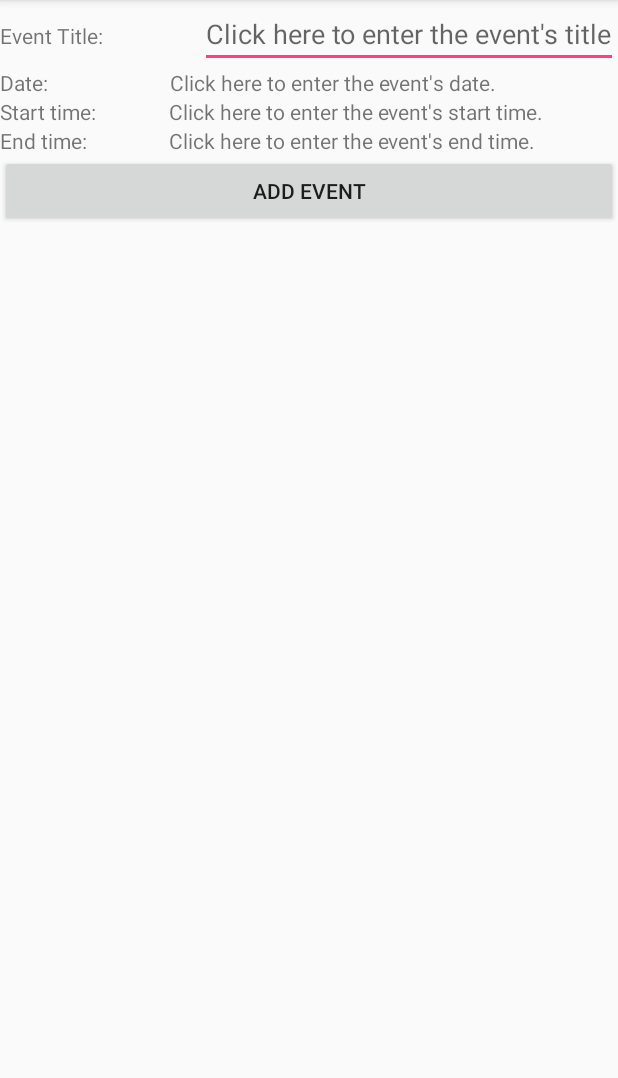
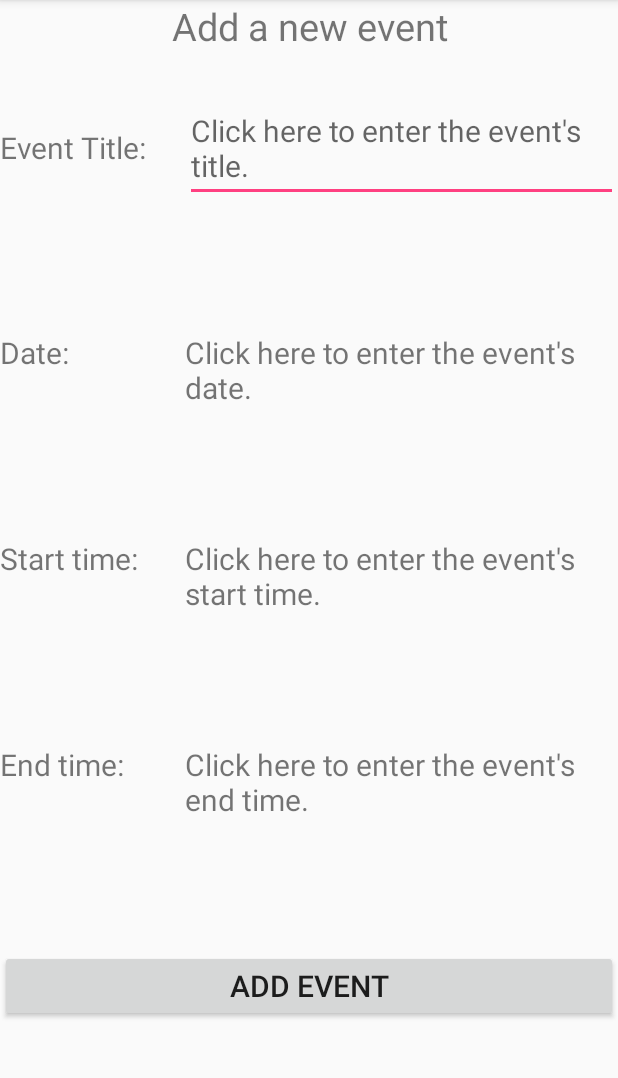
Before and after one commit to RimiDev/AllPurposeApp, an Android app: the CalendarActivity screen opened directly, with no data from a screen before it, after a tap on "ADD EVENT", on a phone screen of 412 x 824 dp, the part 84-1162 px from its top. Run offline under Robolectric (Android 15) with nearby library versions, the phone set to English and light mode, and no system bars.

Commit message:
Cleaned up the code. Fixed up the layout, spaced out each element and made the font bigger. Still need to do full styling to make it look nice. But overall the feature is functional.

```diff
--- a/app/src/main/java/cs/dawson/dawsonelectriccurrents/CalendarActivity.java
+++ b/app/src/main/java/cs/dawson/dawsonelectriccurrents/CalendarActivity.java
@@ -93,13 +93,13 @@ public class CalendarActivity extends MenuActivity {
 
         dateSetListener = new DatePickerDialog.OnDateSetListener() {
             @Override
-            public void onDateSet(DatePicker datePicker, int syear, int smonth, int sday) {
-                smonth = smonth + 1;
+            public void onDateSet(DatePicker datePicker, int y, int m, int d) {
+                m = m + 1;
 
-                year = syear;
-                month = smonth - 1;
-                day = sday;
-                String date = smonth + "/" + sday + "/" + syear;
+                year = y;
+                month = m - 1;
+                day = d;
+                String date = m + "/" + d + "/" + y;
                 datePickerTV.setText(date);
             }
         };
@@ -127,9 +127,16 @@ public class CalendarActivity extends MenuActivity {
         startTimeSetListener = new TimePickerDialog.OnTimeSetListener() {
             @Override
             public void onTimeSet(TimePicker timePicker, int hours, int minutes) {
+                String startTime;
                 startHour = hours;
                 startMinute = minutes;
-                String startTime = hours + ":" + minutes;
+
+                if(minutes < 10){
+                    startTime = hours + ":0" + minutes;
+                }
+                else {
+                    startTime = hours + ":" + minutes;
+                }
                 startTimePickerTV.setText(startTime);
             }
         };
@@ -157,9 +164,16 @@ public class CalendarActivity extends MenuActivity {
         endTimeSetListener = new TimePickerDialog.OnTimeSetListener() {
             @Override
             public void onTimeSet(TimePicker timePicker, int hours, int minutes) {
+                String endTime;
                 endHour = hours;
                 endMinute = minutes;
-                String endTime = hours + ":" + minutes;
+
+                if(minutes < 10){
+                    endTime = hours + ":0" + minutes;
+                }
+                else {
+                    endTime = hours + ":" + minutes;
+                }
                 endTimePickerTV.setText(endTime);
             }
         };
@@ -167,22 +181,22 @@ public class CalendarActivity extends MenuActivity {
 
     public void addEvent(View v){
         long calID = 1;
-        long startM;
-        long endM;
+        long start;
+        long end;
         Calendar startTime = Calendar.getInstance();
         startTime.set(year, month, day, startHour, startMinute);
-        startM = startTime.getTimeInMillis();
+        start = startTime.getTimeInMillis();
         Calendar endTime = Calendar.getInstance();
         endTime.set(year, month, day, endHour, endMinute);
-        endM = endTime.getTimeInMillis();
+        end = endTime.getTimeInMillis();
 
         ContentResolver cr = getContentResolver();
         ContentValues values = new ContentValues();
-        values.put(CalendarContract.Events.DTSTART, startM);
-        values.put(CalendarContract.Events.DTEND, endM);
+        values.put(CalendarContract.Events.DTSTART, start);
+        values.put(CalendarContract.Events.DTEND, end);
+        values.put(CalendarContract.Events.EVENT_TIMEZONE, "America/Montreal");
         values.put(CalendarContract.Events.TITLE, etTitle.getText().toString());
         values.put(CalendarContract.Events.CALENDAR_ID, calID);
-        values.put(CalendarContract.Events.EVENT_TIMEZONE, "America/Montreal");
         Uri uri = cr.insert(CalendarContract.Events.CONTENT_URI, values);
 
         Toast.makeText(this, "The event was created.", Toast.LENGTH_SHORT).show();
--- a/app/src/main/res/layout/activity_calendar.xml
+++ b/app/src/main/res/layout/activity_calendar.xml
@@ -8,94 +8,114 @@
     android:layout_height="match_parent"
     android:orientation="vertical">
 
+    <TextView
+        android:id="@+id/calendarActivityTitle"
+        android:layout_width="match_parent"
+        android:layout_height="wrap_content"
+        android:layout_weight="0.1"
+        android:text="@string/eventActivityTitle"
+        android:textSize="25dp"
+        android:textAlignment="center"/>
+
     <LinearLayout
         android:layout_width="match_parent"
         android:layout_height="wrap_content"
+        android:layout_weight="0.3"
         android:orientation="horizontal">
 
         <TextView
             android:id="@+id/tvTitle"
-            android:layout_width="wrap_content"
+            android:layout_width="0dp"
             android:layout_height="wrap_content"
-            android:layout_weight="1"
-            android:text="@string/eventTitleText" />
+            android:layout_weight="30"
+            android:text="@string/eventTitleText"
+            android:textSize="20dp"/>
 
         <EditText
             android:id="@+id/etTitle"
-            android:layout_width="wrap_content"
+            android:layout_width="0dp"
             android:layout_height="wrap_content"
-            android:layout_weight="1"
-            android:ems="10"
+            android:layout_weight="70"
             android:hint="@string/eventTitleHint"
-            android:inputType="textPersonName" />
+            android:textSize="20dp"/>
     </LinearLayout>
 
     <LinearLayout
         android:layout_width="match_parent"
         android:layout_height="wrap_content"
+        android:layout_weight="0.3"
         android:orientation="horizontal">
 
         <TextView
             android:id="@+id/tvDate"
-            android:layout_width="wrap_content"
+            android:layout_width="0dp"
             android:layout_height="wrap_content"
-            android:layout_weight="1"
-            android:text="@string/datePickerText" />
+            android:layout_weight="30"
+            android:text="@string/datePickerText"
+            android:textSize="20dp"/>
 
         <TextView
             android:id="@+id/tvDatePicker"
-            android:layout_width="wrap_content"
+            android:layout_width="0dp"
             android:layout_height="wrap_content"
-            android:layout_weight="1"
-            android:text="@string/datePickerHint" />
+            android:layout_weight="70"
+            android:text="@string/datePickerHint"
+            android:textSize="20dp"/>
 
     </LinearLayout>
 
     <LinearLayout
         android:layout_width="match_parent"
         android:layout_height="wrap_content"
+        android:layout_weight="0.3"
         android:orientation="horizontal">
 
         <TextView
             android:id="@+id/tvStartTime"
-            android:layout_width="wrap_content"
+            android:layout_width="0dp"
             android:layout_height="wrap_content"
-            android:layout_weight="1"
-            android:text="@string/startTimePickerText" />
+            android:layout_weight="30"
+            android:text="@string/startTimePickerText"
+            android:textSize="20dp"/>
 
         <TextView
             android:id="@+id/tvStartTimePicker"
-            android:layout_width="wrap_content"
+            android:layout_width="0dp"
             android:layout_height="wrap_content"
-            android:layout_weight="1"
-            android:text="@string/startTimePickerHint" />
+            android:layout_weight="70"
+            android:text="@string/startTimePickerHint"
+            android:textSize="20dp"/>
 
     </LinearLayout>
 
     <LinearLayout
         android:layout_width="match_parent"
         android:layout_height="wrap_content"
+        android:layout_weight="0.3"
         android:orientation="horizontal">
 
         <TextView
             android:id="@+id/tvEndTime"
-            android:layout_width="wrap_content"
+            android:layout_width="0dp"
             android:layout_height="wrap_content"
-            android:layout_weight="1"
-            android:text="@string/endTimePickerText" />
+            android:layout_weight="30"
+            android:text="@string/endTimePickerText"
+            android:textSize="20dp"/>
 
         <TextView
             android:id="@+id/tvEndTimePicker"
-            android:layout_width="wrap_content"
+            android:layout_width="0dp"
             android:layout_height="wrap_content"
-            android:layout_weight="1"
-            android:text="@string/endTimePickerHint" />
+            android:layout_weight="70"
+            android:text="@string/endTimePickerHint"
+            android:textSize="20dp"/>
 
     </LinearLayout>
 
     <LinearLayout
         android:layout_width="match_parent"
         android:layout_height="wrap_content"
+        android:layout_weight="0.3"
         android:orientation="horizontal">
 
         <Button
@@ -104,6 +124,7 @@
             android:layout_height="wrap_content"
             android:layout_weight="1"
             android:onClick="addEvent"
-            android:text="@string/addEventBtnText" />
+            android:text="@string/addEventBtnText"
+            android:textSize="20dp"/>
     </LinearLayout>
 </LinearLayout>
--- a/app/src/main/res/values/strings.xml
+++ b/app/src/main/res/values/strings.xml
@@ -38,6 +38,7 @@
     <string name="aboutUs">Welcome to the Dawson Electric Currents team and our beautiful Dawson Friend Finder application.
         We are students in 3rd year comptuer science and oh boy are we lovin' it.
     </string>
+    <string name="eventActivityTitle">Add a new event</string>
     <string name="eventTitleText">Event Title:</string>
     <string name="eventTitleHint">Click here to enter the event\'s title.</string>
     <string name="datePickerText">Date:</string>
```
Also changed, not shown: 1 other file.
